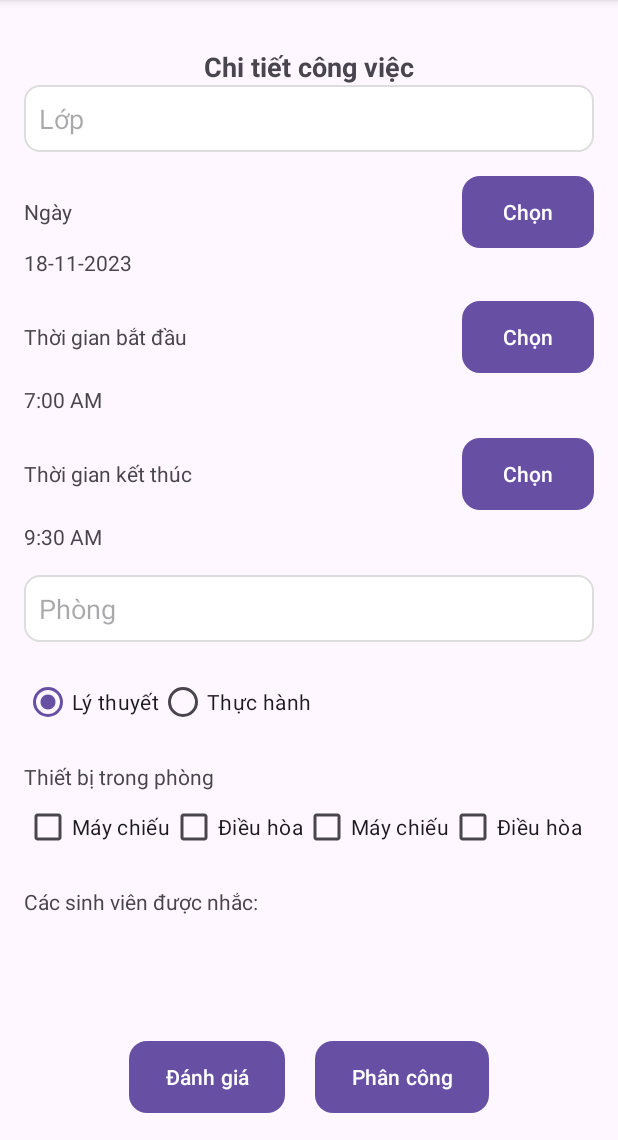
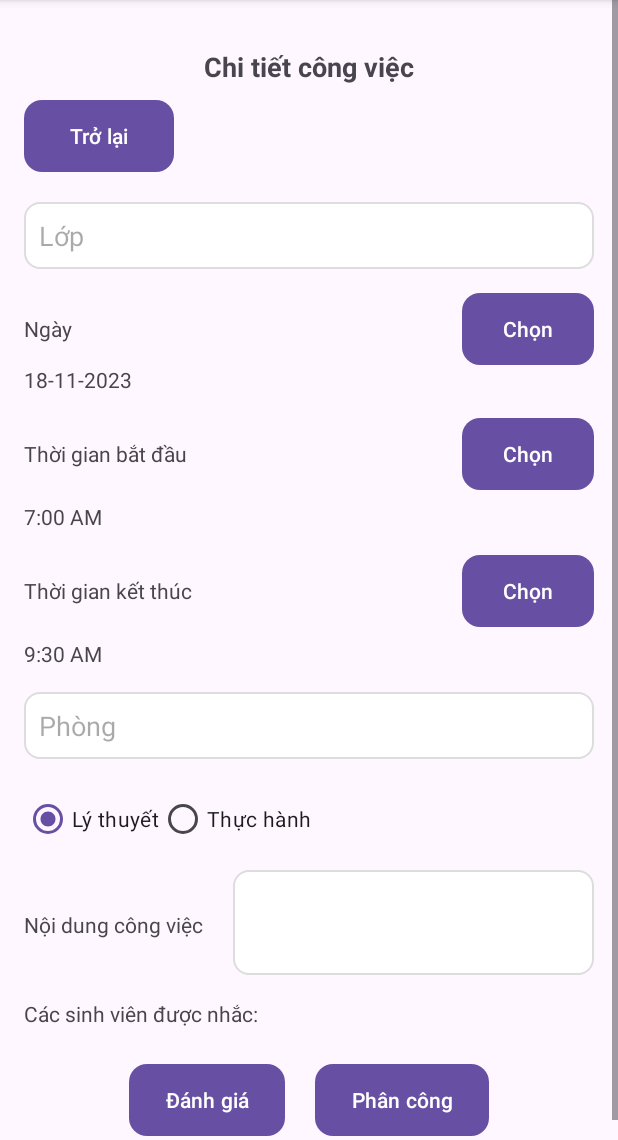
Before and after one commit to hunglydev/BTL_Nhom7, an Android app: the TeacherDetailActivity screen opened directly, with no data from a screen before it, on a phone screen of 412 x 824 dp, the part 96-1236 px from its top. Run offline under Robolectric (Android 15) with nearby library versions, the phone set to English and light mode, and no system bars; 9 statements that could not run were skipped.

Commit message:
feat: add task to see

```diff
--- a/app/src/main/java/com/example/btl_nhom7/database/SqlHelper.java
+++ b/app/src/main/java/com/example/btl_nhom7/database/SqlHelper.java
@@ -333,4 +333,21 @@ public class SqlHelper extends SQLiteOpenHelper {
     }
 
 
+    public String getRoomTask(String roomID) {
+        SQLiteDatabase db = this.getReadableDatabase();  // Get access to the readable database
+        String task = null;  // Initialize the task string to null
+
+        // Define a SQL query string
+        String query = "SELECT Task FROM " + TABLE_ROOM + " WHERE ID = ?";
+        Cursor cursor = db.rawQuery(query, new String[]{roomID});  // Execute the query
+
+        // Check if the query returned any results
+        if (cursor.moveToFirst()) {
+            task = cursor.getString(0);  // Get the first column of the cursor, which should be 'Task'
+        }
+        cursor.close();  // Close the cursor to release resources
+        db.close();      // Close the database connection
+        return task;     // Return the retrieved task or null if not found
+    }
+
 }
--- a/app/src/main/java/com/example/btl_nhom7/teacher_view/TeacherDetailActivity.java
+++ b/app/src/main/java/com/example/btl_nhom7/teacher_view/TeacherDetailActivity.java
@@ -55,6 +55,8 @@ public class TeacherDetailActivity extends AppCompatActivity {
         SqlHelper sqlHelper = new SqlHelper(getApplicationContext());
         DetailedAssignment assignment = sqlHelper.getDetailedAssignment(classID, roomID, startTime);
         students = sqlHelper.getStudentsInClassWithRating(classID, 1);
+        String task = sqlHelper.getRoomTask(roomID);
+        binding.txtTask.setText(task);
 
         if (assignment != null) {
             binding.edClass.setText(assignment.getClassName());
--- a/app/src/main/res/layout/activity_teacher_detail.xml
+++ b/app/src/main/res/layout/activity_teacher_detail.xml
@@ -1,11 +1,15 @@
 <?xml version="1.0" encoding="utf-8"?>
-<LinearLayout xmlns:android="http://schemas.android.com/apk/res/android"
+<ScrollView android:layout_width="match_parent"
+    android:layout_height="match_parent"
     xmlns:tools="http://schemas.android.com/tools"
+    tools:context=".teacher_view.TeacherDetailActivity"
+    xmlns:android="http://schemas.android.com/apk/res/android" >
+    <LinearLayout
         android:layout_width="match_parent"
-    android:layout_height="match_parent"
+        android:layout_height="wrap_content"
         android:orientation="vertical"
         android:padding="16dp"
-    tools:context=".teacher_view.TeacherDetailActivity">
+        >
         <TextView
             android:id="@+id/tv_title"
             android:layout_width="wrap_content"
@@ -15,10 +19,18 @@
             android:textStyle="bold"
             android:layout_marginTop="16dp"
             android:layout_gravity="center" />
+        <Button
+            android:layout_marginTop="10dp"
+            android:layout_marginBottom="20dp"
+            android:id="@+id/btnBack"
+            android:layout_width="100dp"
+            android:background="@drawable/rounded_button"
+            android:layout_height="wrap_content"
+            android:layout_weight="1"
+            android:text="Trở lại"/>
 
         <EditText
             android:background="@drawable/rounded_edittext"
-
             android:id="@+id/edClass"
             android:layout_width="match_parent"
             android:layout_height="wrap_content"
@@ -137,48 +149,66 @@
                 android:layout_height="wrap_content"
                 android:text="Thực hành"/>
         </RadioGroup>
-
-    <TextView
-        android:layout_width="match_parent"
-        android:layout_height="wrap_content"
-        android:text="Thiết bị trong phòng"
-        android:layout_marginTop="16dp"/>
-
         <LinearLayout
+            android:layout_marginTop="10dp"
             android:layout_width="match_parent"
             android:layout_height="wrap_content"
             android:orientation="horizontal">
-
-        <CheckBox
-            android:id="@+id/cbDevice1"
+            <TextView
                 android:layout_width="wrap_content"
-            android:layout_height="wrap_content"
-            android:text="Máy chiếu" />
-
-        <CheckBox
-            android:id="@+id/cbDevice2"
-            android:layout_width="wrap_content"
-            android:layout_height="wrap_content"
-            android:text="Điều hòa" />
-
-        <LinearLayout
-            android:layout_width="wrap_content"
-            android:layout_height="wrap_content"
-            android:orientation="vertical">
-            <CheckBox
-                android:id="@+id/cbDevice3"
-                android:layout_width="wrap_content"
-                android:layout_height="wrap_content"
-                android:text="Máy chiếu" />
+                android:text="Nội dung công việc"
+                android:layout_marginRight="20dp"
+                android:layout_height="wrap_content"/>
+            <EditText
+                android:id="@+id/txtTask"
+                android:layout_height="70dp"
+                android:layout_weight="1"
+                android:layout_width="0dp"
+                android:background="@drawable/rounded_edittext"/>
 
         </LinearLayout>
 
-        <CheckBox
-            android:id="@+id/cbDevice4"
-            android:layout_width="wrap_content"
-            android:layout_height="wrap_content"
-            android:text="Điều hòa" />
-    </LinearLayout>
+        <!--    <TextView-->
+        <!--        android:layout_width="match_parent"-->
+        <!--        android:layout_height="wrap_content"-->
+        <!--        android:text="Thiết bị trong phòng"-->
+        <!--        android:layout_marginTop="16dp"/>-->
+
+        <!--    <LinearLayout-->
+        <!--        android:layout_width="match_parent"-->
+        <!--        android:layout_height="wrap_content"-->
+        <!--        android:orientation="horizontal">-->
+
+        <!--        <CheckBox-->
+        <!--            android:id="@+id/cbDevice1"-->
+        <!--            android:layout_width="wrap_content"-->
+        <!--            android:layout_height="wrap_content"-->
+        <!--            android:text="Máy chiếu" />-->
+
+        <!--        <CheckBox-->
+        <!--            android:id="@+id/cbDevice2"-->
+        <!--            android:layout_width="wrap_content"-->
+        <!--            android:layout_height="wrap_content"-->
+        <!--            android:text="Điều hòa" />-->
+
+        <!--        <LinearLayout-->
+        <!--            android:layout_width="wrap_content"-->
+        <!--            android:layout_height="wrap_content"-->
+        <!--            android:orientation="vertical">-->
+        <!--            <CheckBox-->
+        <!--                android:id="@+id/cbDevice3"-->
+        <!--                android:layout_width="wrap_content"-->
+        <!--                android:layout_height="wrap_content"-->
+        <!--                android:text="Máy chiếu" />-->
+
+        <!--        </LinearLayout>-->
+
+        <!--        <CheckBox-->
+        <!--            android:id="@+id/cbDevice4"-->
+        <!--            android:layout_width="wrap_content"-->
+        <!--            android:layout_height="wrap_content"-->
+        <!--            android:text="Điều hòa" />-->
+        <!--    </LinearLayout>-->
 
         <TextView
             android:layout_width="match_parent"
@@ -193,16 +223,11 @@
             android:layout_marginTop="8dp"
             />
 
-    <Button
-        android:id="@+id/btnBack"
-        android:layout_width="0dp"
-        android:layout_height="wrap_content"
-        android:layout_weight="1"
-        android:text="Trở lại"/>
+
 
         <LinearLayout
             android:layout_width="match_parent"
-        android:layout_height="167dp"
+            android:layout_height="wrap_content"
             android:layout_marginTop="16dp"
             android:gravity="center"
             android:orientation="horizontal">
@@ -224,3 +249,4 @@
         </LinearLayout>
 
     </LinearLayout>
+</ScrollView>
```
Also changed, not shown: app/src/main/java/com/example/btl_nhom7/DetailActivity.java (+6 -4 lines), app/src/main/res/layout/activity_detail.xml (+60 -36 lines). Lines whose indentation alone changed are shown as unchanged.
